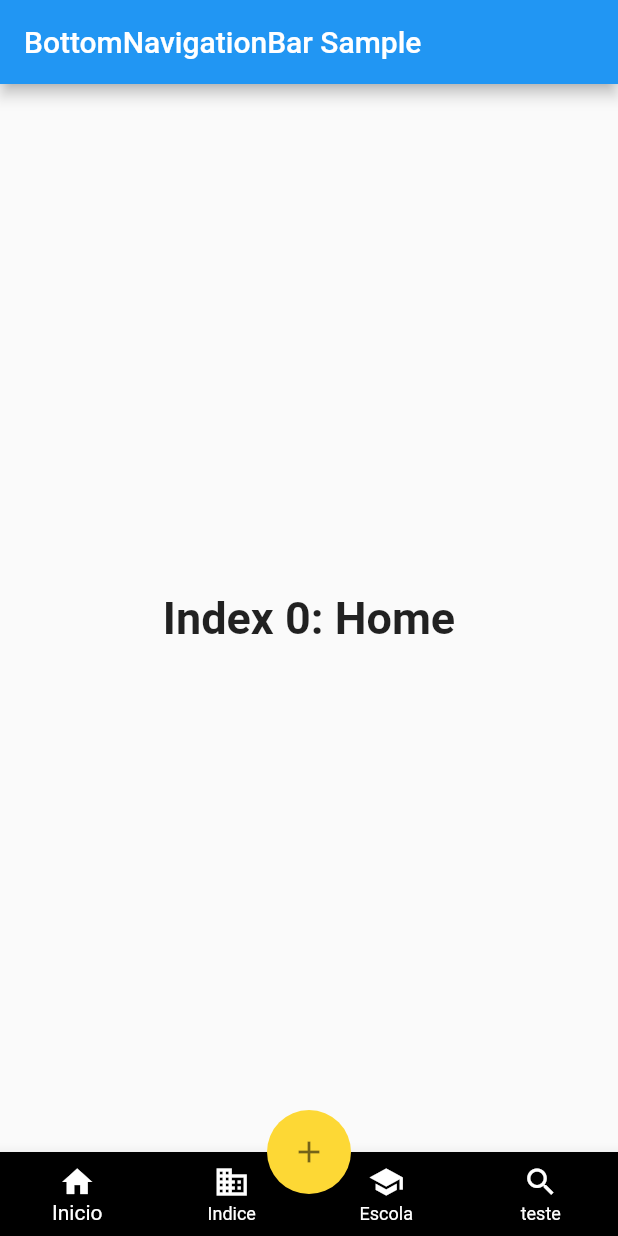
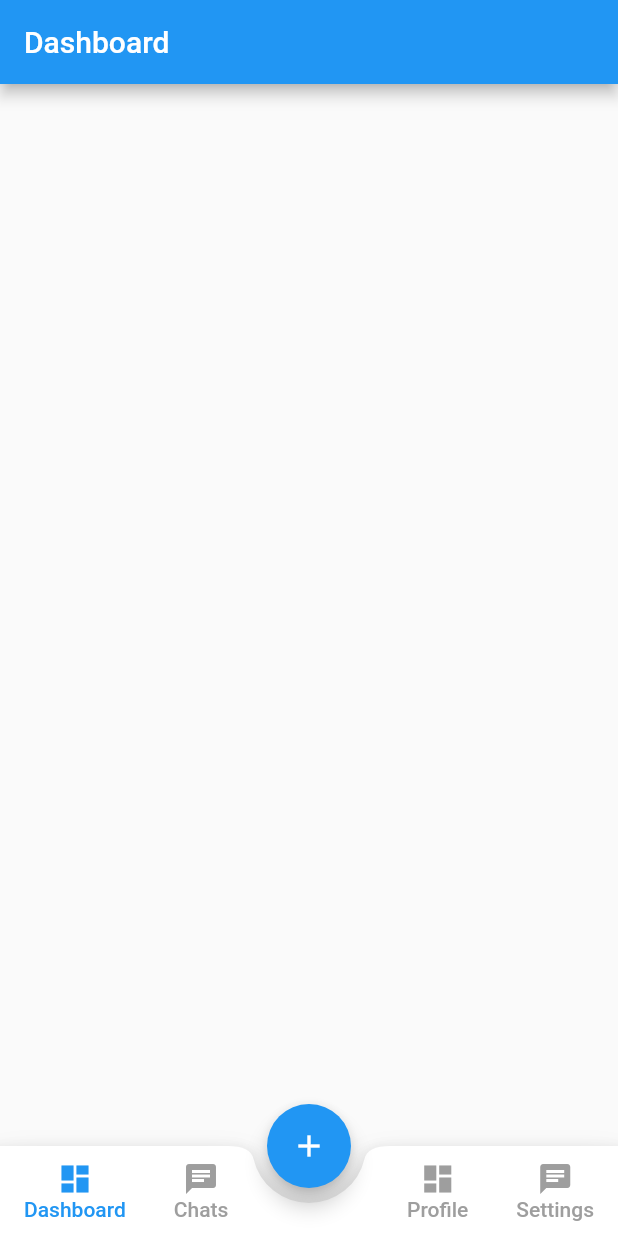
Before and after one commit to oliveirlucas/cartoloucos, a Flutter app: the screen it shows after launch, on a phone screen of 412 x 824 dp. Run offline on Flutter 3.47's test engine with Material 2 defaults, Android fonts, the phone set to English and light mode, and no system bars.

Commit message:
Atualização menu e o botão flutuante
Foi feito atualização da barra de menu onde ao clicar agora está direcionando cada botão para sua devida pagina, foi adicionado o botão central (FloatingActionButton) que agora também recebe uma nova pagina para a aplicação.

```diff
--- /dev/null
+++ b/lib/Paginas/add.dart
@@ -0,0 +1,20 @@
+import 'package:flutter/material.dart';
+
+class Add extends StatefulWidget {
+  @override
+  _AddState createState() => _AddState();
+}
+
+class _AddState extends State<Add> {
+  @override
+  Widget build(BuildContext context) {
+    return Scaffold(
+      appBar: AppBar(
+        title: Text('Add'),
+      ),
+      body: (
+        Text('Olá galeraaaaaaaaaaa')
+      ),
+    );
+  }
+}
--- /dev/null
+++ b/lib/Paginas/chat.dart
@@ -0,0 +1,17 @@
+import 'package:flutter/material.dart';
+
+class Chat extends StatefulWidget {
+  @override
+  _ChatState createState() => _ChatState();
+}
+
+class _ChatState extends State<Chat> {
+  @override
+  Widget build(BuildContext context) {
+    return Scaffold(
+      appBar: AppBar(
+        title: Text('Chats'),
+      ),
+    );
+  }
+}
--- /dev/null
+++ b/lib/Paginas/dashboard.dart
@@ -0,0 +1,17 @@
+import 'package:flutter/material.dart';
+
+class Dashboard extends StatefulWidget {
+  @override
+  _DashboardState createState() => _DashboardState();
+}
+
+class _DashboardState extends State<Dashboard> {
+  @override
+  Widget build(BuildContext context) {
+    return Scaffold(
+      appBar: AppBar(
+        title: Text('Dashboard'),
+      ),
+    );
+  }
+}
--- /dev/null
+++ b/lib/Paginas/home.dart
@@ -0,0 +1,174 @@
+import 'package:cartoloucos/paginas/profile.dart';
+import 'package:cartoloucos/paginas/settings.dart';
+import 'package:flutter/material.dart';
+
+import 'chat.dart';
+import 'dashboard.dart';
+import 'add.dart';
+
+class Home extends StatefulWidget {
+  @override
+  _HomeState createState() => _HomeState();
+}
+
+class _HomeState extends State<Home> {
+  // Properties & Variables needed
+
+  int currentTab = 0; // to keep track of active tab index
+  final List<Widget> screens = [
+    Dashboard(),
+    Chat(),
+    Profile(),
+    Settings(),
+    Add(),
+  ]; // to store nested tabs
+  final PageStorageBucket bucket = PageStorageBucket();
+  Widget currentScreen = Dashboard(); // Our first view in viewport
+
+  @override
+  Widget build(BuildContext context) {
+    return Scaffold(
+      body: PageStorage(
+        child: currentScreen,
+        bucket: bucket,
+      ),
+      floatingActionButton: FloatingActionButton(
+        child: Icon(Icons.add),
+        onPressed: () {
+          setState(() {
+            currentScreen =
+            Add();
+            currentTab = 2;
+          });
+      },
+      ),
+      floatingActionButtonLocation: FloatingActionButtonLocation.centerDocked,
+      bottomNavigationBar: BottomAppBar(
+        shape: CircularNotchedRectangle(),
+        notchMargin: 10,
+        child: Container(
+          height: 60,
+          child: Row(
+            mainAxisAlignment: MainAxisAlignment.spaceBetween,
+            children: <Widget>[
+              Row(
+                crossAxisAlignment: CrossAxisAlignment.start,
+                children: <Widget>[
+                  MaterialButton(
+                    minWidth: 40,
+                    onPressed: () {
+                      setState(() {
+                        currentScreen =
+                            Dashboard(); // if user taps on this dashboard tab will be active
+                        currentTab = 0;
+                      });
+                    },
+                    child: Column(
+                      mainAxisAlignment: MainAxisAlignment.center,
+                      children: <Widget>[
+                        Icon(
+                          Icons.dashboard,
+                          color: currentTab == 0 ? Colors.blue : Colors.grey,
+                        ),
+                        Text(
+                          'Dashboard',
+                          style: TextStyle(
+                            color: currentTab == 0 ? Colors.blue : Colors.grey,
+                          ),
+                        ),
+                      ],
+                    ),
+                  ),
+                  MaterialButton(
+                    minWidth: 40,
+                    onPressed: () {
+                      setState(() {
+                        currentScreen =
+                            Chat(); // if user taps on this dashboard tab will be active
+                        currentTab = 1;
+                      });
+                    },
+                    child: Column(
+                      mainAxisAlignment: MainAxisAlignment.center,
+                      children: <Widget>[
+                        Icon(
+                          Icons.chat,
+                          color: currentTab == 1 ? Colors.blue : Colors.grey,
+                        ),
+                        Text(
+                          'Chats',
+                          style: TextStyle(
+                            color: currentTab == 1 ? Colors.blue : Colors.grey,
+                          ),
+                        ),
+                      ],
+                    ),
+                  )
+                ],
+              ),
+
+              // Right Tab bar icons
+
+              Row(
+                crossAxisAlignment: CrossAxisAlignment.start,
+                children: <Widget>[
+                  MaterialButton(
+                    minWidth: 40,
+                    onPressed: () {
+                      setState(() {
+                        currentScreen =
+                            Profile(); // if user taps on this dashboard tab will be active
+                        currentTab = 3;
+                      });
+                    },
+                    child: Column(
+                      mainAxisAlignment: MainAxisAlignment.center,
+                      children: <Widget>[
+                        Icon(
+                          Icons.dashboard,
+                          color: currentTab == 3 ? Colors.blue : Colors.grey,
+                        ),
+                        Text(
+                          'Profile',
+                          style: TextStyle(
+                            color: currentTab == 3 ? Colors.blue : Colors.grey,
+                          ),
+                        ),
+                      ],
+                    ),
+                  ),
+                  MaterialButton(
+                    minWidth: 40,
+                    onPressed: () {
+                      setState(() {
+                        currentScreen =
+                            Settings(); // if user taps on this dashboard tab will be active
+                        currentTab = 4;
+                      });
+                    },
+                    child: Column(
+                      mainAxisAlignment: MainAxisAlignment.center,
+                      children: <Widget>[
+                        Icon(
+                          Icons.chat,
+                          color: currentTab == 4 ? Colors.blue : Colors.grey,
+                        ),
+                        Text(
+                          'Settings',
+                          style: TextStyle(
+                            color: currentTab == 4 ? Colors.blue : Colors.grey,
+                          ),
+                        ),
+                      ],
+                    ),
+                  )
+                ],
+              )
+
+            ],
+          ),
+        ),
+      ),
+    );
+  }
+}
--- /dev/null
+++ b/lib/Paginas/profile.dart
@@ -0,0 +1,17 @@
+import 'package:flutter/material.dart';
+
+class Profile extends StatefulWidget {
+  @override
+  _ProfileState createState() => _ProfileState();
+}
+
+class _ProfileState extends State<Profile> {
+  @override
+  Widget build(BuildContext context) {
+    return Scaffold(
+      appBar: AppBar(
+        title: Text('Profile'),
+      ),
+    );
+  }
+}
--- /dev/null
+++ b/lib/Paginas/settings.dart
@@ -0,0 +1,17 @@
+import 'package:flutter/material.dart';
+
+class Settings extends StatefulWidget {
+  @override
+  _SettingsState createState() => _SettingsState();
+}
+
+class _SettingsState extends State<Settings> {
+  @override
+  Widget build(BuildContext context) {
+     return Scaffold(
+      appBar: AppBar(
+        title: Text('Settings'),
+      ),
+    );
+  }
+}
--- a/lib/main.dart
+++ b/lib/main.dart
@@ -1,8 +1,10 @@
+import 'package:cartoloucos/paginas/home.dart';
 import 'package:flutter/material.dart';
 
 void main() => runApp(MyApp());
 
 class MyApp extends StatelessWidget {
+  // This widget is the root of your application.
   @override
   Widget build(BuildContext context) {
     return MaterialApp(
@@ -10,93 +12,7 @@ class MyApp extends StatelessWidget {
       theme: ThemeData(
         primarySwatch: Colors.blue,
       ),
-      home: MyHomePage(title: 'Flutter Demo Home Page'),
+      home: Home() ,
     );
   }
 }
-
-class MyHomePage extends StatefulWidget {
-  MyHomePage({Key key, this.title}) : super(key: key);
-
-  final String title;
-
-  @override
-  _MyHomePageState createState() => _MyHomePageState();
-}
-
-class _MyHomePageState extends State<MyHomePage> {
-  int _selectedIndex = 0;
-
-  static const TextStyle optionStyle =
-      TextStyle(fontSize: 30, fontWeight: FontWeight.bold);
-  static const List<Widget> _widgetOptions = <Widget>[
-    Text(
-      'Index 0: Home',
-      style: optionStyle,
-    ),
-    Text(
-      'Index 1: Business',
-      style: optionStyle,
-    ),
-    Text(
-      'Index 2: School',
-      style: optionStyle,
-    ),
-    Text(
-      'Index 3: teste',
-      style: optionStyle,
-    ),
-  ];
-
-  void _onItemTapped(int index) {
-    setState(() {
-      _selectedIndex = index;
-    });
-  }
-
-  @override
-  Widget build(BuildContext context) {
-    return Scaffold(
-      appBar: AppBar(
-        title: const Text('BottomNavigationBar Sample'),
-      ),
-      body: Center(
-        child: _widgetOptions.elementAt(_selectedIndex),
-      ),
-      floatingActionButton: FloatingActionButton(
-        child: Icon(Icons.add),
-        onPressed: () {},
-        foregroundColor: Colors.black54,
-        backgroundColor: Colors.yellow[600],
-        elevation: 0,
-      ),
-      floatingActionButtonLocation: FloatingActionButtonLocation.centerDocked,
-      bottomNavigationBar: BottomNavigationBar(
-        backgroundColor: Colors.black,
-        unselectedItemColor: Colors.white,
-        type: BottomNavigationBarType.fixed,
-        items: const <BottomNavigationBarItem>[
-          BottomNavigationBarItem(
-            icon: Icon(Icons.home),
-            title: Text('Inicio'),
-          ),
-          BottomNavigationBarItem(
-            icon: Icon(Icons.business),
-            title: Text('Indice'),
-          ),
-          BottomNavigationBarItem(
-            icon: Icon(Icons.school),
-            title: Text('Escola'),
-          ),
-          BottomNavigationBarItem(
-            icon: Icon(Icons.search),
-            title: Text('teste'),
-          ),
-        ],
-        currentIndex: _selectedIndex,
-        selectedItemColor: Colors.white,
-        onTap: _onItemTapped,
-      ),
-    );
-  }
-}
```
